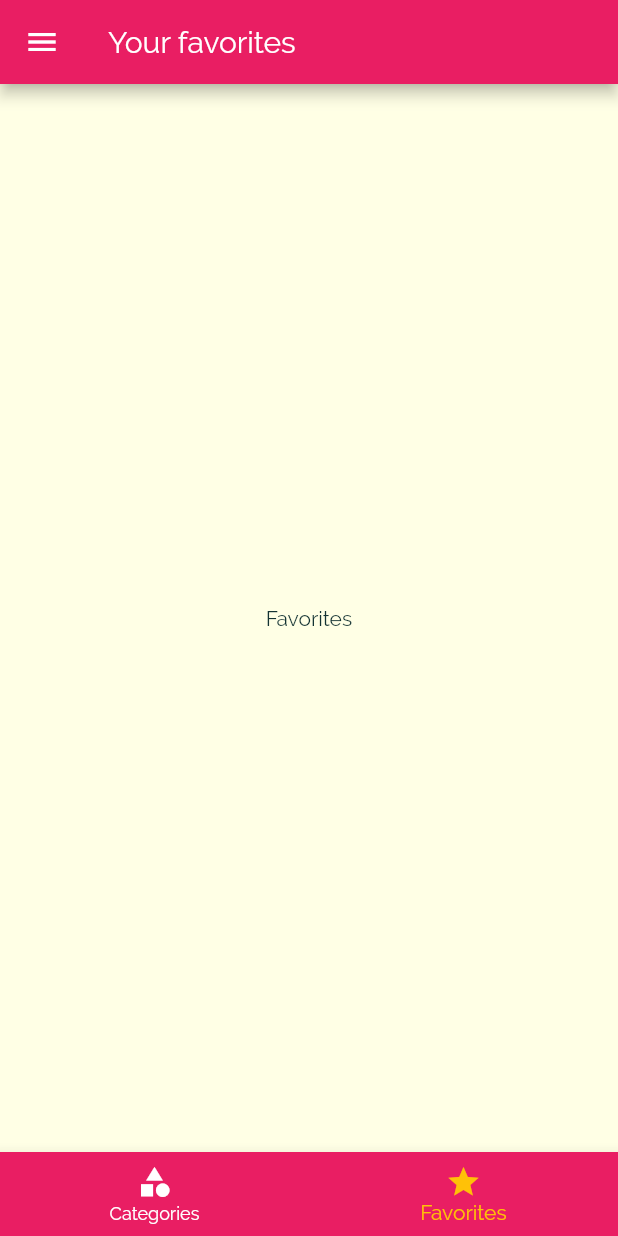
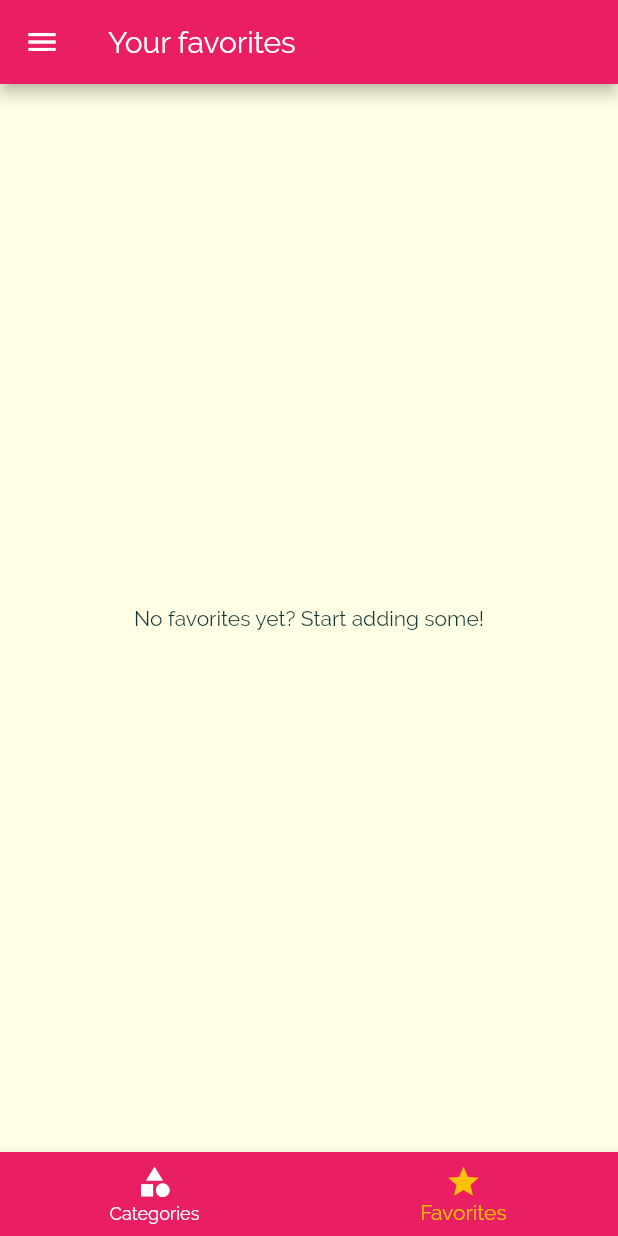
Before and after one commit to JuanPabloOS/flutter_course, a Flutter app: the screen it shows after launch, item 2 of the bottom bar chosen, on a phone screen of 412 x 824 dp. Run offline on Flutter 3.47's test engine with Material 2 defaults, Android fonts, the phone set to English and light mode, and no system bars.

Commit message:
feat: finish meals app

```diff
--- a/meals_app/lib/main.dart
+++ b/meals_app/lib/main.dart
@@ -17,12 +17,11 @@ class MyApp extends StatefulWidget {
 class _MyAppState extends State<MyApp> {
   Map<String, bool> _filters = {
     'gluten': false,
-    'lactose': false,
-    'vegan': false,
     'vegetarian': false,
   };
 
   List<Meal> _availableMeals = DUMMY_MEALS;
+  List<Meal> _favoriteMeals = [];
 
   void _setFilters(Map<String, bool> filterData) {
     setState(() {
@@ -43,6 +42,23 @@ class _MyAppState extends State<MyApp> {
         return true;
       }).toList();
     });
+  }
+
+  void _toggleFavorite(String id) {
+    final existingIndex = _favoriteMeals.indexWhere((meal) => meal.id == id);
+    if (existingIndex >= 0) {
+      setState(() {
+        _favoriteMeals.removeAt(existingIndex);
+      });
+    } else {
+      setState(() {
+        _favoriteMeals.add(DUMMY_MEALS.firstWhere((meal) => meal.id == id));
+      });
+    }
+  }
+
+  bool _isMealFavorite(String id) {
+    return _favoriteMeals.any((meal) => meal.id == id);
   }
 
   @override
@@ -68,11 +84,12 @@ class _MyAppState extends State<MyApp> {
               ),
             ),
       ),
-      home: TabsScreen(),
+      home: TabsScreen(_favoriteMeals),
       routes: {
         CategoryMealsScreen.routeName: (context) =>
             CategoryMealsScreen(_availableMeals),
-        MealDetailsScreen.routeName: (context) => MealDetailsScreen(),
+        MealDetailsScreen.routeName: (context) =>
+            MealDetailsScreen(_toggleFavorite, _isMealFavorite),
         FiltersScreen.routeName: (context) =>
             FiltersScreen(_setFilters, _filters)
       },
--- a/meals_app/lib/screens/favorites_screen.dart
+++ b/meals_app/lib/screens/favorites_screen.dart
@@ -1,8 +1,32 @@
 import 'package:flutter/material.dart';
+import '../models/meal.dart';
+import '../widgets/meal_item.dart';
 
 class FavoritesScreen extends StatelessWidget {
+  final List<Meal> favoriteMeals;
+
+  FavoritesScreen(this.favoriteMeals);
+
   @override
   Widget build(BuildContext context) {
-    return Center(child: Text('Favorites'),);
+    if (favoriteMeals.isEmpty) {
+      return Center(
+        child: Text('No favorites yet? Start adding some!'),
+      );
+    } else {
+      return ListView.builder(
+        itemBuilder: (ctx, id) {
+          return MealItem(
+            id: favoriteMeals[id].id,
+            title: favoriteMeals[id].title,
+            imageUrl: favoriteMeals[id].imageUrl,
+            duration: favoriteMeals[id].duration,
+            complexity: favoriteMeals[id].complexity,
+            affordability: favoriteMeals[id].affordability,
+          );
+        },
+        itemCount: favoriteMeals.length,
+      );
+    }
   }
 }
--- a/meals_app/lib/screens/tabs_screen.dart
+++ b/meals_app/lib/screens/tabs_screen.dart
@@ -2,25 +2,35 @@ import 'package:flutter/material.dart';
 import '../widgets/main_drawer.dart';
 import './categories_screen.dart';
 import './favorites_screen.dart';
+import '../models/meal.dart';
 
 class TabsScreen extends StatefulWidget {
+  final List<Meal> favoriteMeals;
+
+  TabsScreen(this.favoriteMeals);
   @override
   _TabsScreenState createState() => _TabsScreenState();
 }
 
 class _TabsScreenState extends State<TabsScreen> {
-  List<Map<String, Object>> _pages = [
+  List<Map<String, Object>> _pages;
+
+  int _selectedPageIndex = 0;
+
+  @override
+  void initState() {
+    _pages = [
     {
       'title': 'Categories',
       'page': CategoriesScreen(),
     },
     {
       'title': 'Your favorites',
-      'page': FavoritesScreen(),
+      'page': FavoritesScreen(widget.favoriteMeals),
     },
   ];
-
-  int _selectedPageIndex = 0;
+    super.initState();
+  }
 
   void _selectPage(int index) {
     setState(() {
--- a/meals_app/lib/widgets/meal_item.dart
+++ b/meals_app/lib/widgets/meal_item.dart
@@ -9,7 +9,6 @@ class MealItem extends StatelessWidget {
   final int duration;
   final Complexity complexity;
   final Affordability affordability;
-  final Function removeItem;
 
   MealItem(
       {@required this.id,
@@ -17,8 +16,7 @@ class MealItem extends StatelessWidget {
       @required this.imageUrl,
       @required this.duration,
       @required this.complexity,
-      @required this.affordability,
-      @required this.removeItem});
+      @required this.affordability,});
 
   String get complexityText {
     switch (complexity) {
@@ -60,7 +58,7 @@ class MealItem extends StatelessWidget {
         .then(
       (result) {
         if (result != null) {
-          removeItem(result);
+          // removeItem(result);
         }
       },
     );
```
Also changed, not shown: meals_app/lib/screens/category_meals_screen.dart (+6 -6 lines), meals_app/lib/screens/meal_details_screen.dart (+9 -4 lines).
